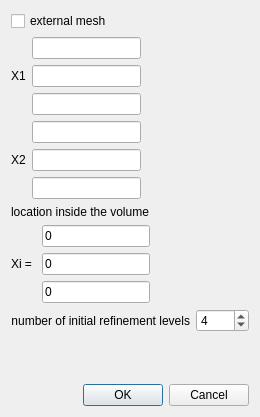
Qt form src/libengrid/guicreatehexcore.ui (enGits/engrid) before a commit.
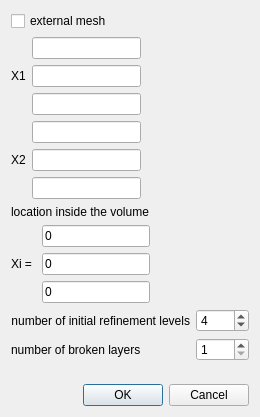
The same form after that commit.

Commit message: add variable number of broken layers between boundary and hex-core

```diff
--- a/src/libengrid/guicreatehexcore.ui
+++ b/src/libengrid/guicreatehexcore.ui
@@ -186,6 +186,23 @@
        </property>
       </widget>
      </item>
+     <item row="1" column="1">
+      <widget class="QSpinBox" name="spinBoxNumBreakOutLayers">
+       <property name="minimum">
+        <number>1</number>
+       </property>
+       <property name="maximum">
+        <number>10</number>
+       </property>
+      </widget>
+     </item>
+     <item row="1" column="0">
+      <widget class="QLabel" name="label_6">
+       <property name="text">
+        <string>number of broken layers</string>
+       </property>
+      </widget>
+     </item>
     </layout>
    </item>
    <item>
```
Left out of the diff: 3 changed lines with no effect on the pictures. The commit also changes 3 other files.
